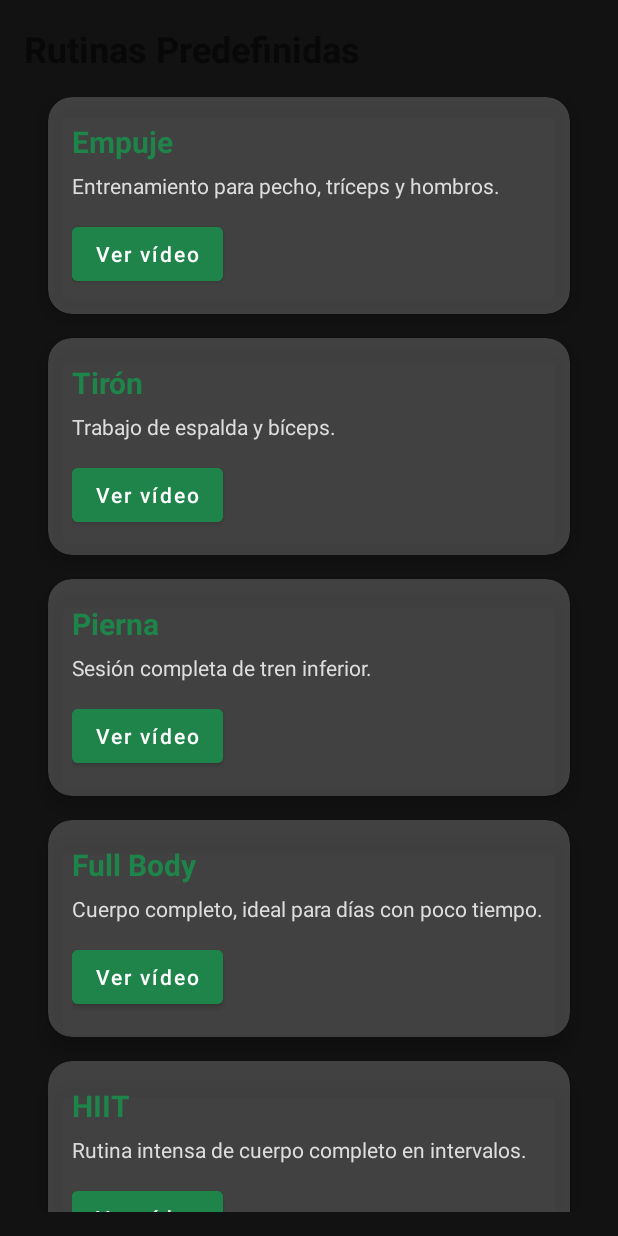
After one commit to metalolmo/APPGimnasio, an Android app: the RutinasPredefinidasActivity screen opened directly, with no data from a screen before it, on a phone screen of 412 x 824 dp. The commit adds this screen. Run offline under Robolectric (Android 15) with nearby library versions, the phone set to English and light mode, and no system bars.

Commit message:
Versión final añadiendo un Video con ejemplos de ejercicios

```diff
--- a/app/build.gradle.kts
+++ b/app/build.gradle.kts
@@ -45,6 +45,7 @@ dependencies {
     implementation ("com.google.android.material:material:1.11.0")
     implementation ("androidx.cardview:cardview:1.0.0")
     implementation ("androidx.constraintlayout:constraintlayout:2.1.4")
+    implementation ("com.pierfrancescosoffritti.androidyoutubeplayer:core:12.1.0")
 
     testImplementation("junit:junit:4.13.2")
     androidTestImplementation("androidx.test.ext:junit:1.1.5")
--- a/app/src/main/AndroidManifest.xml
+++ b/app/src/main/AndroidManifest.xml
@@ -12,6 +12,12 @@
         android:supportsRtl="true"
         android:theme="@style/Theme.GimnasioApp"
         tools:targetApi="31">
+        <activity
+            android:name=".VideoReproductorActivity"
+            android:exported="false" />
+        <activity
+            android:name=".RutinasPredefinidasActivity"
+            android:exported="false" />
         <activity
             android:name=".RegistroSeriesActivity"
             android:exported="false" />
--- /dev/null
+++ b/app/src/main/java/es/ua/eps/gimnasioapp/EjercicioDetalle.kt
@@ -0,0 +1,6 @@
+package es.ua.eps.gimnasioapp
+
+data class EjercicioDetalle(
+    val nombre: String,
+    val descripcion: String
+)
--- /dev/null
+++ b/app/src/main/java/es/ua/eps/gimnasioapp/EjercicioVideo.kt
@@ -0,0 +1,8 @@
+package es.ua.eps.gimnasioapp
+
+data class EjercicioVideo(
+    val nombre: String,
+    val descripcion: String,
+    val videoId: String,
+    val ejercicios: List<String> // Lista de ejercicios como texto
+)
--- /dev/null
+++ b/app/src/main/java/es/ua/eps/gimnasioapp/EjercicioVideoAdapter.kt
@@ -0,0 +1,41 @@
+package es.ua.eps.gimnasioapp
+
+import android.content.Intent
+import android.view.LayoutInflater
+import android.view.View
+import android.view.ViewGroup
+import android.widget.Button
+import android.widget.TextView
+import androidx.recyclerview.widget.RecyclerView
+import android.content.Context
+
+class EjercicioVideoAdapter(
+    private val context: Context,
+    private val listaEjercicios: List<EjercicioVideo>
+) : RecyclerView.Adapter<EjercicioVideoAdapter.EjercicioViewHolder>() {
+
+    class EjercicioViewHolder(view: View) : RecyclerView.ViewHolder(view) {
+        val nombre = view.findViewById<TextView>(R.id.txtNombreEjercicio)
+        val descripcion = view.findViewById<TextView>(R.id.txtDescripcionEjercicio)
+        val btnVerVideo = view.findViewById<Button>(R.id.btnVerVideoEjercicio)
+    }
+
+    override fun onCreateViewHolder(parent: ViewGroup, viewType: Int): EjercicioViewHolder {
+        val view = LayoutInflater.from(context).inflate(R.layout.item_ejercicio_video, parent, false)
+        return EjercicioViewHolder(view)
+    }
+
+    override fun onBindViewHolder(holder: EjercicioViewHolder, position: Int) {
+        val ejercicio = listaEjercicios[position]
+        holder.nombre.text = ejercicio.nombre
+        holder.descripcion.text = ejercicio.descripcion
+
+        holder.btnVerVideo.setOnClickListener {
+            val intent = Intent(context, VideoReproductorActivity::class.java)
+            intent.putExtra("VIDEO_ID", ejercicio.videoId)
+            context.startActivity(intent)
+        }
+    }
+
+    override fun getItemCount(): Int = listaEjercicios.size
+}
--- /dev/null
+++ b/app/src/main/java/es/ua/eps/gimnasioapp/RutinasPredefinidasActivity.kt
@@ -0,0 +1,82 @@
+package es.ua.eps.gimnasioapp
+
+
+import android.os.Bundle
+import androidx.appcompat.app.AppCompatActivity
+import androidx.recyclerview.widget.LinearLayoutManager
+import androidx.recyclerview.widget.RecyclerView
+
+class RutinasPredefinidasActivity : AppCompatActivity() {
+    override fun onCreate(savedInstanceState: Bundle?) {
+        super.onCreate(savedInstanceState)
+        setContentView(R.layout.activity_rutinas_predefinidas)
+
+        val recyclerView = findViewById<RecyclerView>(R.id.recyclerRutinasVideo)
+        recyclerView.layoutManager = LinearLayoutManager(this)
+
+        val ejercicios = listOf(
+            EjercicioVideo(
+                "Empuje",
+                "Entrenamiento para pecho, tríceps y hombros.",
+                "b6ouj88iBZs",
+                listOf(
+                    "Press de banca plano – 4x10",
+                    "Fondos en paralelas – 3x12",
+                    "Press militar con barra – 4x8",
+                    "Aperturas con mancuernas – 3x12",
+                    "Extensiones de tríceps en polea – 3x15"
+                )
+            ),
+            EjercicioVideo(
+                "Tirón",
+                "Trabajo de espalda y bíceps.",
+                "DXL18E7QRbk",
+                listOf(
+                    "Dominadas pronadas – 4x8",
+                    "Remo con barra – 4x10",
+                    "Jalón al pecho – 3x12",
+                    "Curl de bíceps con barra – 3x10",
+                    "Curl martillo – 3x12"
+                )
+            ),
+            EjercicioVideo(
+                "Pierna",
+                "Sesión completa de tren inferior.",
+                "H6mRkx1x77k",
+                listOf(
+                    "Sentadillas con barra – 4x10",
+                    "Prensa de piernas – 3x12",
+                    "Zancadas con mancuernas – 3x10 por pierna",
+                    "Peso muerto rumano – 4x8",
+                    "Elevación de talones (gemelos) – 3x20"
+                )
+            ),
+            EjercicioVideo(
+                "Full Body",
+                "Cuerpo completo, ideal para días con poco tiempo.",
+                "nxisr1AalNc",
+                listOf(
+                    "Sentadilla frontal – 4x10",
+                    "Press banca inclinado – 4x8",
+                    "Peso muerto – 3x8",
+                    "Remo con mancuerna – 3x10",
+                    "Planchas – 3x45 segundos"
+                )
+            ),
+            EjercicioVideo(
+                "HIIT",
+                "Rutina intensa de cuerpo completo en intervalos.",
+                "8UVoNhapb_Q",
+                listOf(
+                    "Jumping jacks – 40s trabajo / 20s descanso",
+                    "Burpees – 40s / 20s",
+                    "Sentadilla con salto – 40s / 20s",
+                    "Mountain climbers – 40s / 20s",
+                    "Abdominales en bicicleta – 40s / 20s"
+                )
+            )
+        )
+
+        recyclerView.adapter = EjercicioVideoAdapter(this, ejercicios)
+    }
+}
--- /dev/null
+++ b/app/src/main/res/layout/activity_rutinas_predefinidas.xml
@@ -0,0 +1,23 @@
+<?xml version="1.0" encoding="utf-8"?>
+<LinearLayout xmlns:android="http://schemas.android.com/apk/res/android"
+    android:id="@+id/layout_predefinidas"
+    android:orientation="vertical"
+    android:padding="16dp"
+    android:layout_width="match_parent"
+    android:layout_height="match_parent">
+
+    <TextView
+        android:layout_width="match_parent"
+        android:layout_height="wrap_content"
+        android:text="Rutinas Predefinidas"
+        android:textSize="24sp"
+        android:textStyle="bold"
+        android:layout_gravity="center_horizontal"
+        android:paddingBottom="16dp" />
+
+    <androidx.recyclerview.widget.RecyclerView
+        android:id="@+id/recyclerRutinasVideo"
+        android:layout_width="match_parent"
+        android:layout_height="match_parent" />
+
+</LinearLayout>
--- /dev/null
+++ b/app/src/main/res/layout/item_ejercicio_video.xml
@@ -0,0 +1,48 @@
+<?xml version="1.0" encoding="utf-8"?>
+<androidx.cardview.widget.CardView
+    xmlns:android="http://schemas.android.com/apk/res/android"
+    xmlns:app="http://schemas.android.com/apk/res-auto"
+    android:layout_width="match_parent"
+    android:layout_height="wrap_content"
+    android:layout_marginBottom="16dp"
+    android:layout_marginStart="16dp"
+    android:layout_marginEnd="16dp"
+    app:cardCornerRadius="16dp"
+    app:cardElevation="8dp"
+    android:backgroundTint="#33FFFFFF">
+    <LinearLayout
+        android:layout_width="match_parent"
+        android:layout_height="wrap_content"
+        android:orientation="vertical"
+        android:padding="16dp">
+
+        <TextView
+            android:id="@+id/txtNombreEjercicio"
+            android:layout_width="match_parent"
+            android:layout_height="wrap_content"
+            android:text="Nombre del ejercicio"
+            android:textColor="#1E8449"
+            android:textStyle="bold"
+            android:textSize="20sp" />
+
+        <TextView
+            android:id="@+id/txtDescripcionEjercicio"
+            android:layout_width="match_parent"
+            android:layout_height="wrap_content"
+            android:text="Descripción"
+            android:textColor="#DDDDDD"
+            android:layout_marginTop="6dp"
+            android:textSize="14sp" />
+
+        <Button
+            android:id="@+id/btnVerVideoEjercicio"
+            android:layout_width="wrap_content"
+            android:layout_height="wrap_content"
+            android:text="Ver vídeo"
+            android:layout_marginTop="12dp"
+            android:textAllCaps="false"
+            android:textColor="@android:color/white"
+            android:backgroundTint="#1E8449"
+            android:elevation="4dp"/>
+    </LinearLayout>
+</androidx.cardview.widget.CardView>
```
Also changed, not shown: app/src/main/java/es/ua/eps/gimnasioapp/RutinaVideo.kt (added, +8 -0 lines), app/src/main/java/es/ua/eps/gimnasioapp/RutinaVideoAdapter.kt (added, +48 -0 lines), app/src/main/java/es/ua/eps/gimnasioapp/RutinasActivity.kt (+9 -0 lines), app/src/main/java/es/ua/eps/gimnasioapp/VideoReproductorActivity.kt (added, +31 -0 lines), app/src/main/res/layout/activity_rutinas.xml (+28 -7 lines), app/src/main/res/layout/activity_video_reproductor.xml (added, +13 -0 lines), app/src/main/res/layout/item_rutina_video.xml (added, +49 -0 lines).
